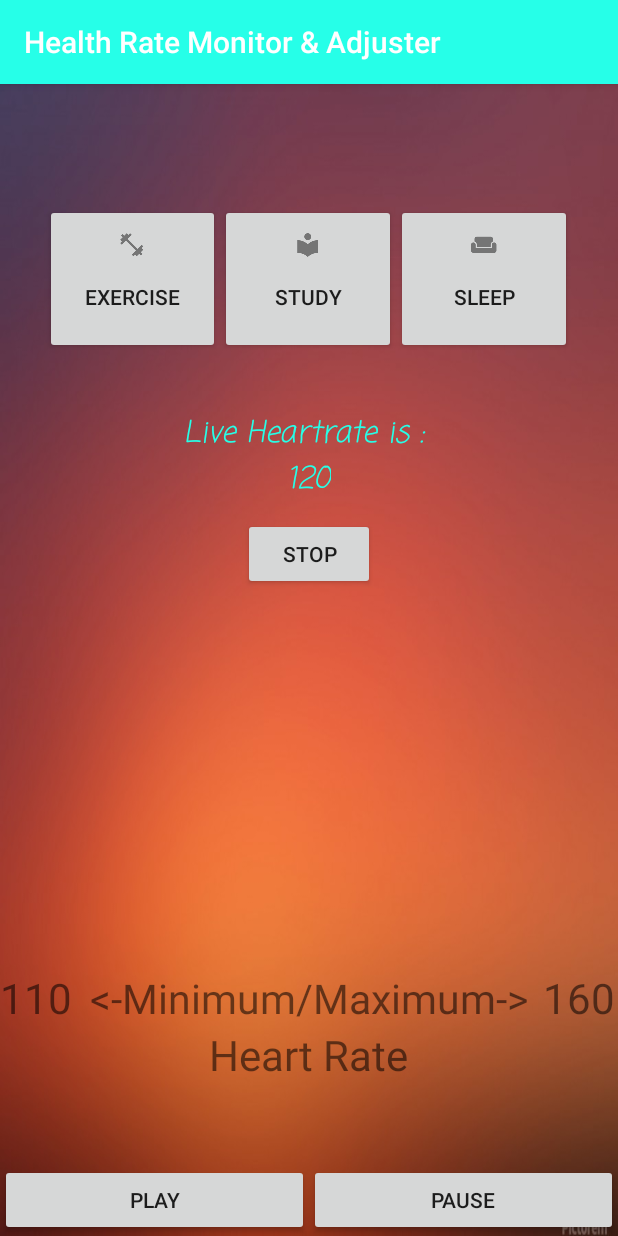
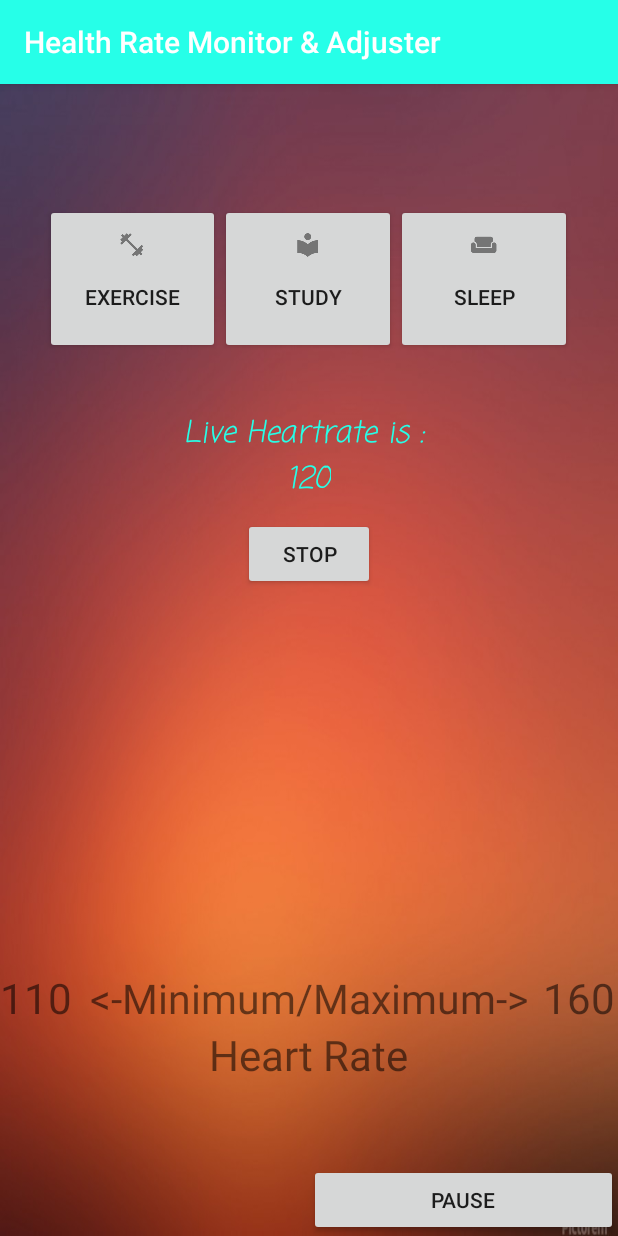
Before and after one commit to vpranathy/Health-Monitor, an Android app: the exercisescreen screen opened directly, with no data from a screen before it, after a tap on "EXERCISE", on a phone screen of 412 x 824 dp. Run offline under Robolectric (Android 15) with nearby library versions, the phone set to English and light mode, and no system bars.

```diff
--- a/HealthCareApp/app/src/main/java/com/example/malayshah/healthcareapp/exercisescreen.java
+++ b/HealthCareApp/app/src/main/java/com/example/malayshah/healthcareapp/exercisescreen.java
@@ -1,6 +1,7 @@
 package com.example.malayshah.healthcareapp;
 
 import android.content.Intent;
+import android.media.MediaPlayer;
 import android.os.Handler;
 import android.os.Looper;
 import android.support.v7.app.AppCompatActivity;
@@ -10,21 +11,28 @@ import android.view.View;
 import android.widget.Button;
 import android.widget.TextView;
 
+import java.text.SimpleDateFormat;
 import java.util.ArrayList;
+import java.util.Calendar;
+import java.util.Date;
 import java.util.Random;
 import java.util.Timer;
 import java.util.TimerTask;
 
 public class exercisescreen extends AppCompatActivity {
     private static final String TAG = "exercisescreen";
-    private Button button4;
+    private Button exercise;
     private Button button3;
     private Button button2;
+    private Button pause;
+    private Button play;
+    private Button stop;
+    public Boolean runner ;
     ArrayList<String> workout = new ArrayList<>();
     ArrayList<String> sleep = new ArrayList<>();
     ArrayList<String> study = new ArrayList<>();
     String randData ;
-    private Button button1;
+    MediaPlayer player;
     TextView liveData , textView7, textView8;
     @Override
     protected void onCreate(Bundle savedInstanceState) {
@@ -52,19 +60,39 @@ public class exercisescreen extends AppCompatActivity {
         study.add("study5");
 
 
+
+        play=findViewById(R.id.Play);
+        pause = findViewById(R.id.Pause);
+        stop = findViewById(R.id.Stop);
         liveData = findViewById(R.id.liveData);
-        button4 = findViewById(R.id.button1);
+        exercise = findViewById(R.id.button1);
         textView7 = findViewById(R.id.textView7);
         textView8 = findViewById(R.id.textView8);
-        button4.setOnClickListener(new View.OnClickListener() {
+        player=MediaPlayer.create(this,R.raw.exercise1);
+        pause.setVisibility(View.INVISIBLE);
+
+        exercise.setOnClickListener(new View.OnClickListener() {
             @Override
             public void onClick(View v) {
+                runner = true;
+                pause.setVisibility(View.VISIBLE);
+                play.setVisibility(View.INVISIBLE);
+                player.start();
                 Timer t = new Timer();
                 t.scheduleAtFixedRate(
                         new TimerTask() {
                             public void run() {
-                                randData = Integer.toString(generateRandomValues());
-                                updateLiveData(randData);
+                                if (runner) {
+                                    randData = Integer.toString(generateRandomValues());
+                                    updateLiveData(randData);
+                                    Date c = Calendar.getInstance().getTime();
+                                    SimpleDateFormat time = new SimpleDateFormat("hh:mm:ss");
+                                    SimpleDateFormat df = new SimpleDateFormat("dd-MM-yyyy");
+                                    String formattedDate = df.format(c);
+                                    String formattedTime = time.format(c);
+                                    Log.d(TAG, "run: date =>" + formattedDate);
+                                    Log.d(TAG, "run: time =>"+formattedTime);
+                                }
                             }
                         }, 0, 2000
                 );
@@ -88,15 +116,39 @@ public class exercisescreen extends AppCompatActivity {
                 openinfoscreenb();
             }
         });
+
+        stop.setOnClickListener(new View.OnClickListener() {
+            @Override
+            public void onClick(View v) {
+                pause.setVisibility(View.INVISIBLE);
+                play.setVisibility(View.INVISIBLE);
+                player.stop();
+                runner = false;
+            }
+        });
+
+
+
+        pause.setOnClickListener(new View.OnClickListener() {
+            @Override
+            public void onClick(View v) {
+                play.setVisibility(View.VISIBLE);
+                pause.setVisibility(View.INVISIBLE);
+                player.pause();
+            }
+        });
+
+
+        play.setOnClickListener(new View.OnClickListener() {
+            @Override
+            public void onClick(View v) {
+                play.setVisibility(View.INVISIBLE);
+                pause.setVisibility(View.VISIBLE);
+                player.start();
+            }
+        });
     }
-       // button1 = (Button) findViewById(R.id.butt);
-//        button1.setOnClickListener(new View.OnClickListener() {
-//            @Override
-//            public void onClick(View v) {
-//                openinfoscreen();
-//            }
-//        });
-//    }
+
         public void openmusicplayer() {
             Intent intent3 = new Intent(this, musicplayer.class);
             startActivity(intent3);
--- a/HealthCareApp/app/src/main/res/layout/activity_exercisescreen.xml
+++ b/HealthCareApp/app/src/main/res/layout/activity_exercisescreen.xml
@@ -75,6 +75,7 @@
 
 
     <Button
+        android:id="@+id/Stop"
         android:layout_width="wrap_content"
         android:layout_height="wrap_content"
         android:layout_centerHorizontal="true"
```
Also changed, not shown: 2 other files.
